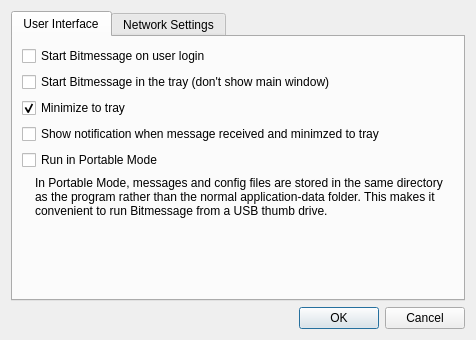
Qt form settings.ui (Bitmessage/PyBitmessage) before a commit.
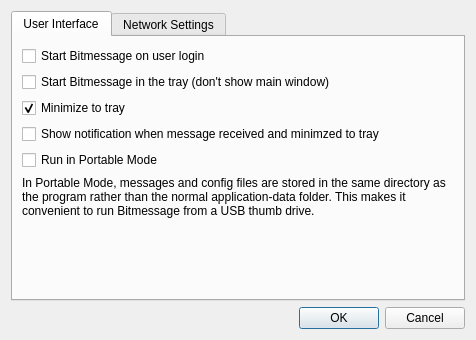
The same form after that commit.

Commit message: adjust Settings window UI so that it looks appropriate on Linux

What changed in the file:
```diff
--- a/settings.ui
+++ b/settings.ui
@@ -36,22 +36,22 @@
       <attribute name="title">
        <string>User Interface</string>
       </attribute>
-      <layout class="QFormLayout" name="formLayout">
-       <item row="0" column="0" colspan="2">
+      <layout class="QGridLayout" name="gridLayout_5">
+       <item row="0" column="0">
         <widget class="QCheckBox" name="checkBoxStartOnLogon">
          <property name="text">
           <string>Start Bitmessage on user login</string>
          </property>
         </widget>
        </item>
-       <item row="1" column="0" colspan="2">
+       <item row="1" column="0">
         <widget class="QCheckBox" name="checkBoxStartInTray">
          <property name="text">
           <string>Start Bitmessage in the tray (don't show main window)</string>
          </property>
         </widget>
        </item>
-       <item row="2" column="0" colspan="2">
+       <item row="2" column="0">
         <widget class="QCheckBox" name="checkBoxMinimizeToTray">
          <property name="text">
           <string>Minimize to tray</string>
@@ -61,14 +61,14 @@
          </property>
         </widget>
        </item>
-       <item row="3" column="0" colspan="2">
+       <item row="3" column="0">
         <widget class="QCheckBox" name="checkBoxShowTrayNotifications">
          <property name="text">
           <string>Show notification when message received and minimzed to tray</string>
          </property>
         </widget>
        </item>
-       <item row="4" column="0" colspan="2">
+       <item row="4" column="0">
         <widget class="QCheckBox" name="checkBoxPortableMode">
          <property name="text">
           <string>Run in Portable Mode</string>
@@ -76,16 +76,6 @@
         </widget>
        </item>
        <item row="5" column="0">
-        <widget class="QLabel" name="labelSettingsNote">
-         <property name="text">
-          <string/>
-         </property>
-         <property name="wordWrap">
-          <bool>true</bool>
-         </property>
-        </widget>
-       </item>
-       <item row="5" column="1">
         <widget class="QLabel" name="label_7">
          <property name="text">
           <string>In Portable Mode, messages and config files are stored in the same directory as the program rather than the normal application-data folder. This makes it convenient to run Bitmessage from a USB thumb drive.</string>
@@ -95,7 +85,17 @@
          </property>
         </widget>
        </item>
-       <item row="6" column="0" colspan="2">
+       <item row="6" column="0">
+        <widget class="QLabel" name="labelSettingsNote">
+         <property name="text">
+          <string/>
+         </property>
+         <property name="wordWrap">
+          <bool>true</bool>
+         </property>
+        </widget>
+       </item>
+       <item row="7" column="0">
         <spacer name="verticalSpacer_2">
          <property name="orientation">
           <enum>Qt::Vertical</enum>
```
The commit also changes 2 other files.
